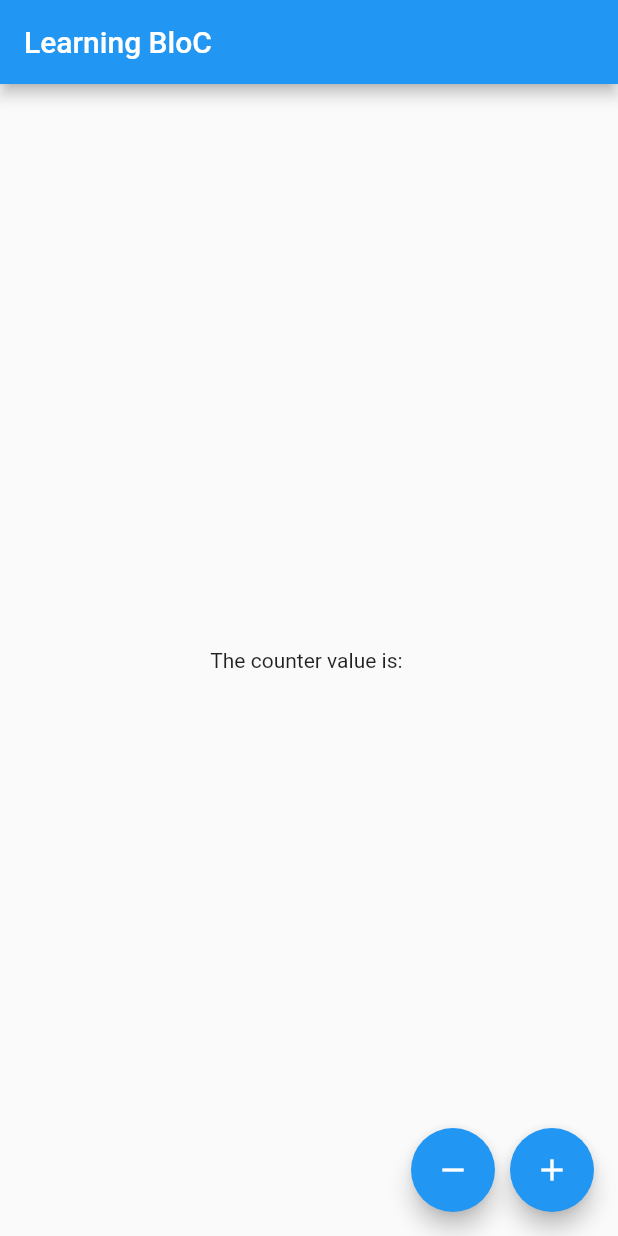
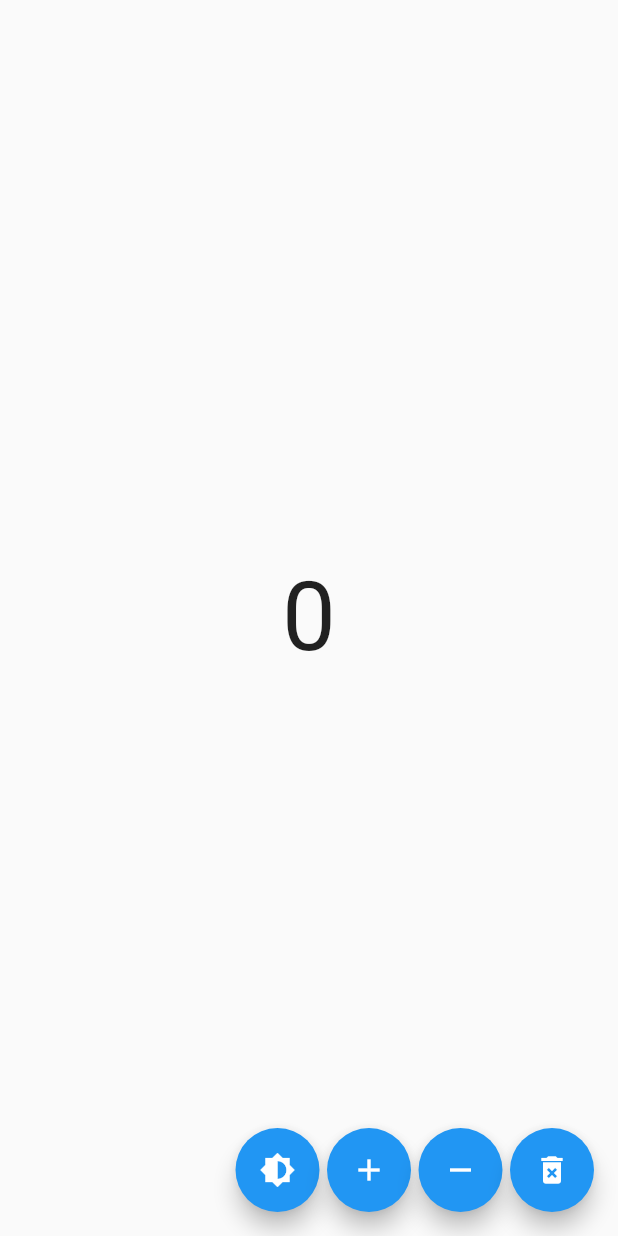
Before and after one commit to Chethan-170/flutter_bloc_example, a Flutter app: the screen it shows after launch, on a phone screen of 412 x 824 dp. Run offline on Flutter 3.47's test engine with Material 2 defaults, Android fonts, the phone set to English and light mode, and no system bars.

Commit message:
initial setup

```diff
--- a/lib/app.dart
+++ b/lib/app.dart
@@ -5,31 +5,45 @@ class App extends StatelessWidget {
 
   @override
   Widget build(BuildContext context) {
-    return MaterialApp(
-      debugShowCheckedModeBanner: false,
-      home: Scaffold(
-        appBar: AppBar(
-          title: Text("Learning BloC"),
+    return MaterialApp(debugShowCheckedModeBanner: false, home: MyHomePage());
+  }
+}
+
+class MyHomePage extends StatelessWidget {
+  const MyHomePage({super.key});
+
+  @override
+  Widget build(BuildContext context) {
+    return Scaffold(
+      body: Center(
+        child: Text(
+          '0',
+          style: const TextStyle(fontSize: 64.0),
         ),
-        body: const Column(
-            mainAxisAlignment: MainAxisAlignment.center,
-            children: <Widget>[Center(child: Text('The counter value is: '))]),
+      ),
       floatingActionButton: Row(
         mainAxisAlignment: MainAxisAlignment.end,
         children: [
           FloatingActionButton(
-              onPressed: () => {},
+            onPressed: () {},
+            child: const Icon(Icons.brightness_6),
+          ),
+          const SizedBox(width: 5.0),
+          FloatingActionButton(
+            onPressed: () {},
+            child: const Icon(Icons.add),
+          ),
+          const SizedBox(width: 5.0),
+          FloatingActionButton(
+            onPressed: () {},
             child: const Icon(Icons.remove),
           ),
-            const SizedBox(
-              width: 10,
+          const SizedBox(width: 5.0),
+          FloatingActionButton(
+            onPressed: () {},
+            child: const Icon(Icons.delete_forever),
           ),
-            FloatingActionButton(
-              onPressed: () => {},
-              child: const Icon(Icons.add),
-            )
         ],
-        ),
       ),
     );
   }
--- a/pubspec.yaml
+++ b/pubspec.yaml
@@ -37,6 +37,8 @@ dependencies:
   cupertino_icons: ^1.0.2
   flutter_bloc: ^8.1.3
   equatable: ^2.0.5
+  hydrated_bloc: ^9.1.1
+  path_provider: ^2.0.15
 
 dev_dependencies:
   flutter_test:
```
Also changed, not shown: pubspec.lock, 1 other file. Lines whose indentation alone changed are shown as unchanged.
